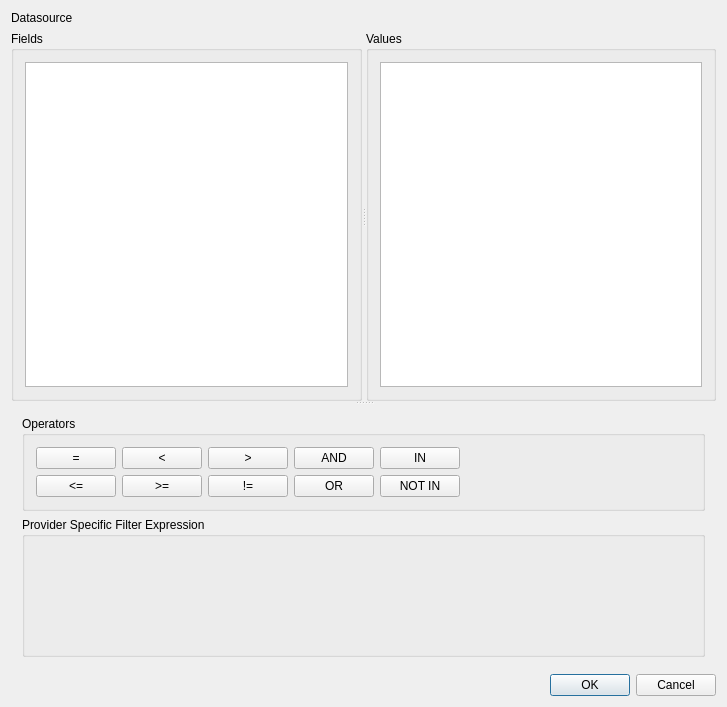
Qt form src/ui/pointcloud/qgspointcloudquerybuilderbase.ui (qgis/QGIS) before a commit.
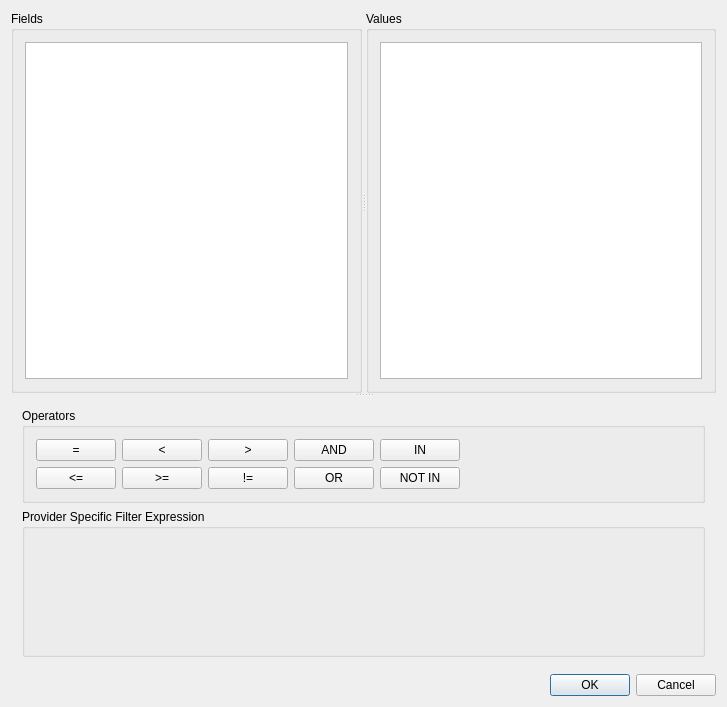
The same form after that commit. Icons and pictures are not drawn. Custom widgets are drawn as their Qt base class.

Commit message:
Rename "Query Builder" dialog into "Provider Filter"
Hopefully this makes the dialog purpose and scope more obvious.

What changed in the file:
```diff
--- a/src/ui/pointcloud/qgspointcloudquerybuilderbase.ui
+++ b/src/ui/pointcloud/qgspointcloudquerybuilderbase.ui
@@ -30,13 +30,6 @@
   </property>
   <layout class="QGridLayout" name="gridLayout">
    <item row="0" column="0">
-    <widget class="QLabel" name="lblDataUri">
-     <property name="text">
-      <string>Datasource</string>
-     </property>
-    </widget>
-   </item>
-   <item row="1" column="0">
     <widget class="QSplitter" name="splitter_2">
      <property name="orientation">
       <enum>Qt::Vertical</enum>
```
Left out of the diff: 5 changed lines with no effect on the pictures. The commit also changes 5 other files.
